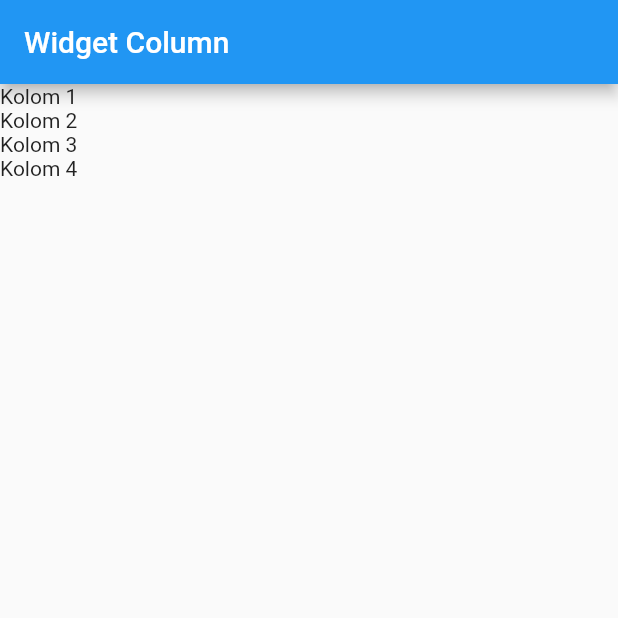
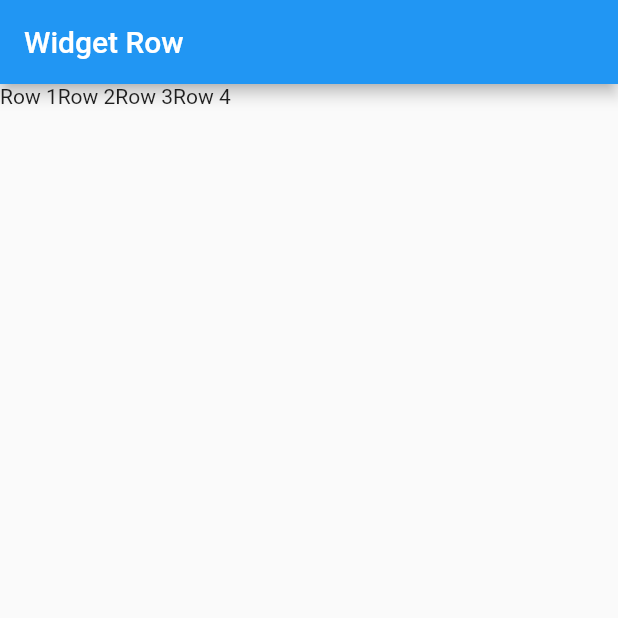
Before and after one commit to alfimonth/mobile-app-klinik, a Flutter app: the screen it shows after launch, on a phone screen of 412 x 824 dp, the top half of it. Run offline on Flutter 3.47's test engine with Material 2 defaults, Android fonts, the phone set to English and light mode, and no system bars.

Commit message:
Membuat Widget Row

```diff
--- a/lib/main.dart
+++ b/lib/main.dart
@@ -1,6 +1,8 @@
 import 'package:flutter/material.dart';
 // import 'hello_world.dart';
-import 'column_widget.dart';
+// import 'column_widget.dart';
+import 'row_widget.dart';
+
 
 void main() {
   runApp(const MyApp());
@@ -14,7 +16,8 @@
     return const MaterialApp(
       title: 'Klinik',
       // home: HelloWorld(),
-      home: ColumnWidget(),
+      // home: ColumnWidget(),
+      home: RowWidget(),
     );
   }
 }
--- /dev/null
+++ b/lib/row_widget.dart
@@ -0,0 +1,22 @@
+import 'package:flutter/material.dart';
+
+class RowWidget extends StatelessWidget {
+  const RowWidget({Key ? key}) : super(key: key);
+
+  @override
+  Widget build(BuildContext context) {
+    return Scaffold(
+      appBar: AppBar(
+        title: const Text("Widget Row"),
+      ),
+      body: Row(
+        children: const [
+          Text("Row 1"),
+          Text("Row 2"),
+          Text("Row 3"),
+          Text("Row 4")
+        ],
+      ),
+    );
+  }
+}
```
